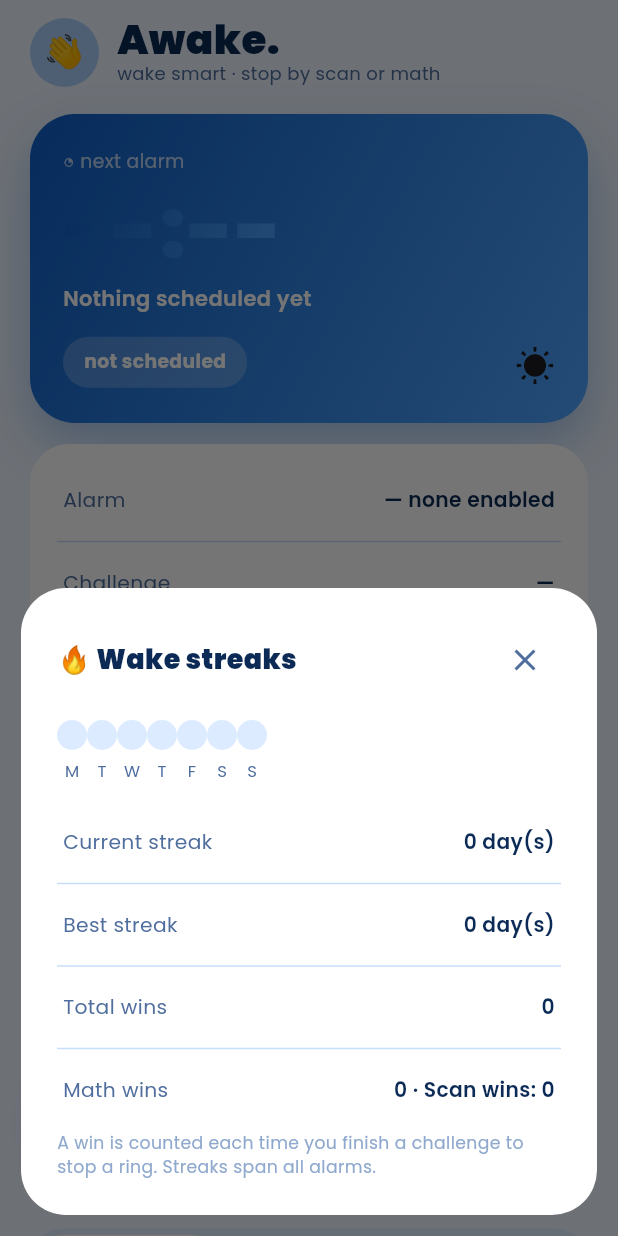
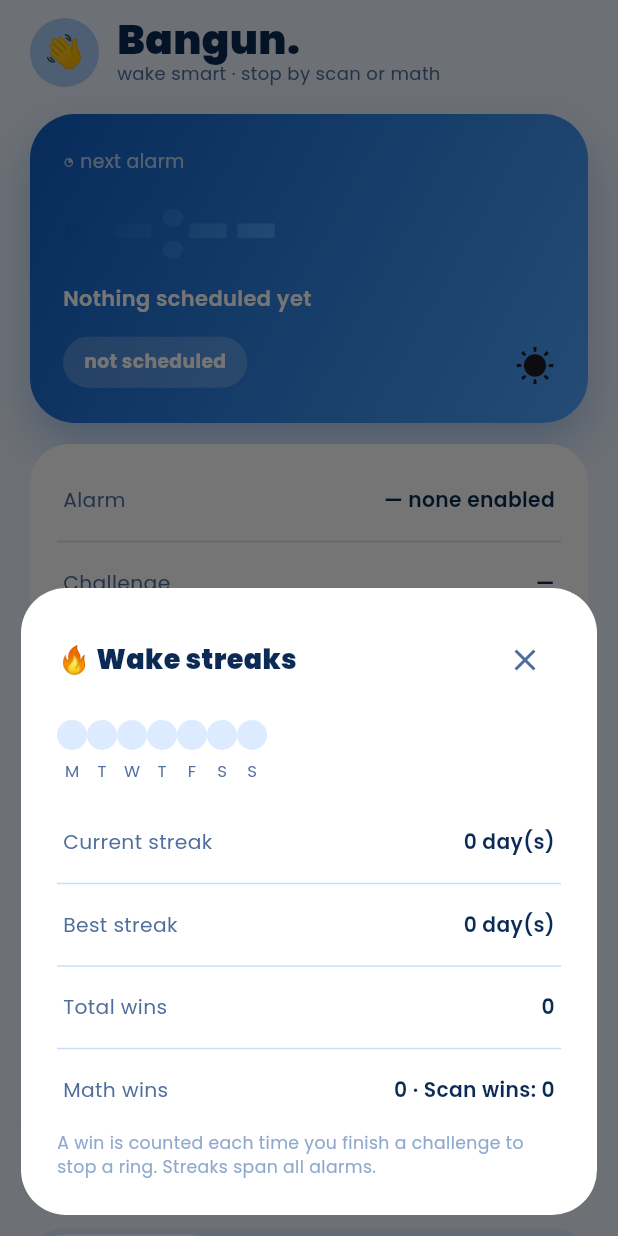
Before and after one commit to Rafiadnan0666/bangun, a Flutter app: the screen it shows after launch, after a tap on "Streaks", on a phone screen of 412 x 824 dp. Run offline on Flutter 3.47's test engine with Material 3 defaults, Android fonts, the phone set to English and light mode, and no system bars; our stand-ins replace audioplayers, camera, file_picker, google_fonts, permission_handler, shared_preferences and 1 more; missing offline and left inert: alarm, tflite_flutter.

Commit message:
revert to Bangun name, keep model settings

```diff
--- a/lib/core/widgets.dart
+++ b/lib/core/widgets.dart
@@ -2,7 +2,7 @@
 
 import 'palette.dart';
 
-/// White rounded card, standard Bangun surface.
+/// White rounded card, standard Awake surface.
 class BgCard extends StatelessWidget {
   const BgCard({
     super.key,
--- a/lib/data/alarm_repository.dart
+++ b/lib/data/alarm_repository.dart
@@ -297,7 +297,7 @@
       // Fall back to the built-in tone instead of failing to schedule at all.
       ToneKind.file =>
         ToneFiles.exists(a.filePath) ? a.filePath! : a.tone.assetPath,
-      // Spotify alarms must never blast the siren: Bangun opens Spotify and
+      // Spotify alarms must never blast the siren: Awake opens Spotify and
       // presses play, while a gentle twin chime keeps the ring alive until
       // the gate is cleared (or if Spotify is unavailable).
       ToneKind.spotify => BuiltInTone.twinChime.assetPath,
--- a/lib/data/media_control.dart
+++ b/lib/data/media_control.dart
@@ -2,7 +2,7 @@
 ///
 /// The interesting call is [spotifyPlay]: Android gives MediaController
 /// access (i.e. the ability to press play in Spotify) only to apps that own a
-/// notification listener. Bangun registers one, the user enables "notification
+/// notification listener. Awake registers one, the user enables "notification
 /// access" once, and from then on the ring screen can start the configured
 /// playlist/song itself instead of hoping Spotify honours a deep-link flag.
 library;
@@ -37,7 +37,7 @@
     }
   }
 
-  /// True when the user granted "notification access" to Bangun, which is what
+  /// True when the user granted "notification access" to Awake, which is what
   /// unlocks Spotify's [MediaController].
   static Future<bool> hasNotificationAccess() async {
     try {
--- a/lib/data/models.dart
+++ b/lib/data/models.dart
@@ -1,4 +1,4 @@
-/// Bangun domain models: alarms with schedule rules, challenge config,
+/// Awake domain models: alarms with schedule rules, challenge config,
 /// ringtone sources, and wake statistics.
 library;
 
@@ -411,7 +411,7 @@
   if (trimmed.isEmpty) return false;
   final lower = trimmed.toLowerCase();
   if (lower.startsWith('spotify:')) {
-    // Accept only the four item kinds Bangun can open. This rejects garbage
+    // Accept only the four item kinds Awake can open. This rejects garbage
     // native URIs such as `spotify:not-a-real-thing` before ring time.
     return RegExp(
       r'^spotify:(playlist|track|artist|album):[a-z0-9]{10,}(:play)?$',
--- a/lib/data/spotify_launch.dart
+++ b/lib/data/spotify_launch.dart
@@ -1,7 +1,7 @@
 /// Single handoff routine shared by the ring screen and the editor preview.
 ///
 /// Launching a Spotify deep link only gets you *into* Spotify: depending on
-/// the app version the item can sit paused until someone taps play. Bangun
+/// the app version the item can sit paused until someone taps play. Awake
 /// closes that gap with the Android media-session bridge
 /// ([MediaControl.spotifyPlay]): once Spotify has published its session it
 /// accepts a `play()` command from a notification listener, so the alarm can
--- a/lib/data/tone_preview.dart
+++ b/lib/data/tone_preview.dart
@@ -2,7 +2,7 @@
 ///
 /// Built-in tones and picked files play a five-second slice straight in the
 /// app at the exact volume floor the ring engine enforces. Spotify links do
-/// not play inside Bangun (Spotify owns that audio): the preview runs the
+/// not play inside Awake (Spotify owns that audio): the preview runs the
 /// same start sequence as ring time — open the item and press play via the
 /// media-session bridge — and reports the outcome so the editor can show an
 /// honest message instead of masking it with a siren demo.
--- a/lib/main.dart
+++ b/lib/main.dart
@@ -22,7 +22,7 @@
   runApp(
     ChangeNotifierProvider(
       create: (_) => AlarmRepository(),
-      child: const AwakeApp(),
+      child: const BangunApp(),
     ),
   );
 }
@@ -32,14 +32,14 @@
 /// intent relaunch) replay into our listener and get routed to [RingScreen].
 /// Host-side losses (boot-window refusals, stale-at-boot drops) surface as
 /// [AlarmDropped]/[AlarmMoved] events  cleared or re-armed here.
-class AwakeApp extends StatefulWidget {
-  const AwakeApp({super.key});
+class BangunApp extends StatefulWidget {
+  const BangunApp({super.key});
 
   @override
-  State<AwakeApp> createState() => _AwakeAppState();
+  State<BangunApp> createState() => _BangunAppState();
 }
 
-class _AwakeAppState extends State<AwakeApp> with WidgetsBindingObserver {
+class _BangunAppState extends State<BangunApp> with WidgetsBindingObserver {
   final GlobalKey<NavigatorState> _navKey = GlobalKey<NavigatorState>();
   final _RingRouteTracker _ringTracker = _RingRouteTracker();
 
--- a/lib/screens/home_screen.dart
+++ b/lib/screens/home_screen.dart
@@ -170,7 +170,7 @@
                 runSpacing: 4,
                 children: [
                   const Text(
-                    'Awake.',
+                    'Bangun.',
                     style: TextStyle(
                       fontSize: 27,
                       fontWeight: FontWeight.w900,
@@ -513,7 +513,7 @@
             if (hasSpotify && !_spotifyAccess) ...[
               const SizedBox(height: 6),
               _line(
-                'Your Spotify alarm needs notification access before Bangun '
+                'Your Spotify alarm needs notification access before Awake '
                     'can press play by itself. Without it Spotify opens paused '
                     'and you only hear the backup chime.',
                 'Allow Spotify auto-play',
@@ -528,7 +528,7 @@
               const SizedBox(height: 6),
               _line(
                 'The custom tone for "${missingTone.label}" is missing. '
-                    'Bangun will ring with ${missingTone.tone.title} until you '
+                    'Awake will ring with ${missingTone.tone.title} until you '
                     'pick the file again.',
                 'Review alarm',
                 () async {
--- a/lib/screens/ring_screen.dart
+++ b/lib/screens/ring_screen.dart
@@ -317,7 +317,7 @@
           top: false,
           child: Text(
             '⚠️ Alarm details are still loading. The ring keeps sounding '
-            'until the gate is available. Reopen Bangun if this message '
+            'until the gate is available. Reopen Awake if this message '
             'stays on screen.',
             style: TextStyle(color: Bg.ink, fontSize: 13),
           ),
@@ -357,7 +357,7 @@
                         crossAxisAlignment: CrossAxisAlignment.start,
                         children: [
                           Text(
-                            'Bangun lockdown',
+                            'Awake lockdown',
                             style: TextStyle(
                               fontWeight: FontWeight.w900,
                               fontSize: 15.5,
@@ -427,7 +427,7 @@
                         children: [
                           const Expanded(
                             child: Text(
-                              'Allow notification access so Bangun can press play '
+                              'Allow notification access so Awake can press play '
                               'in Spotify by itself.',
                               style: TextStyle(
                                 fontSize: 10.5,
--- a/lib/screens/scan_challenge_screen.dart
+++ b/lib/screens/scan_challenge_screen.dart
@@ -201,7 +201,7 @@
 
   @override
   void didChangeAppLifecycleState(AppLifecycleState state) {
-    // Never leave the torch burning while Bangun is in the background.
+    // Never leave the torch burning while Awake is in the background.
     if (state == AppLifecycleState.paused && _torchOn) {
       _torchOn = false;
       unawaited(
```
Also changed, not shown: lib/screens/editor_screen.dart (+8 -8 lines).
